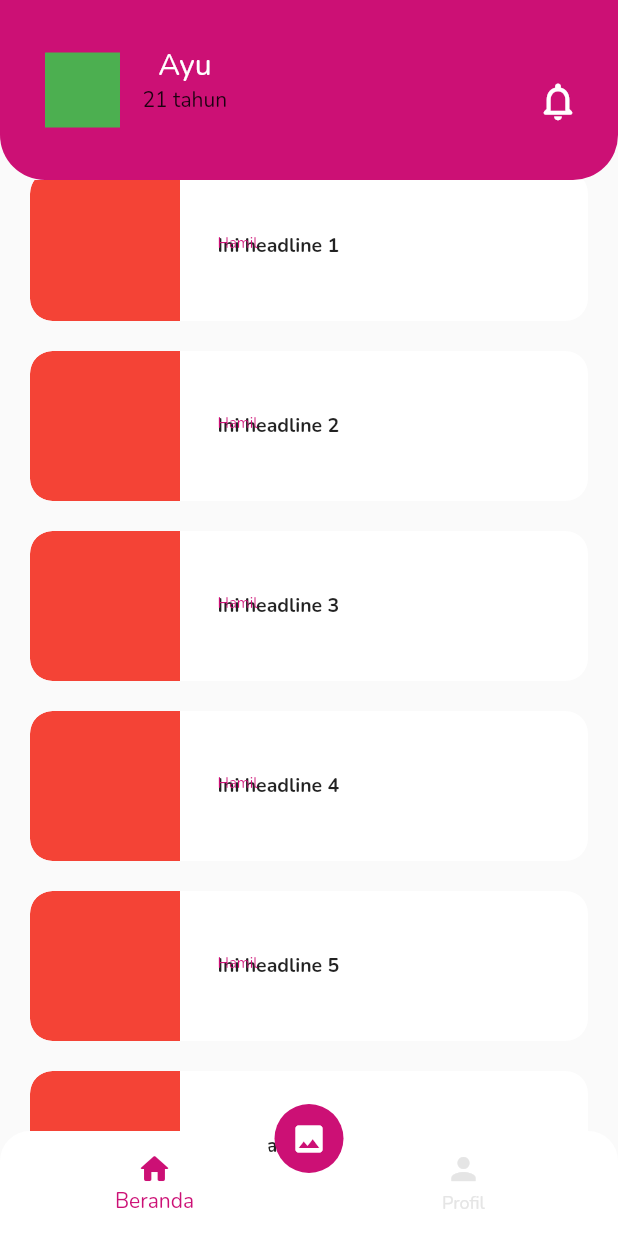
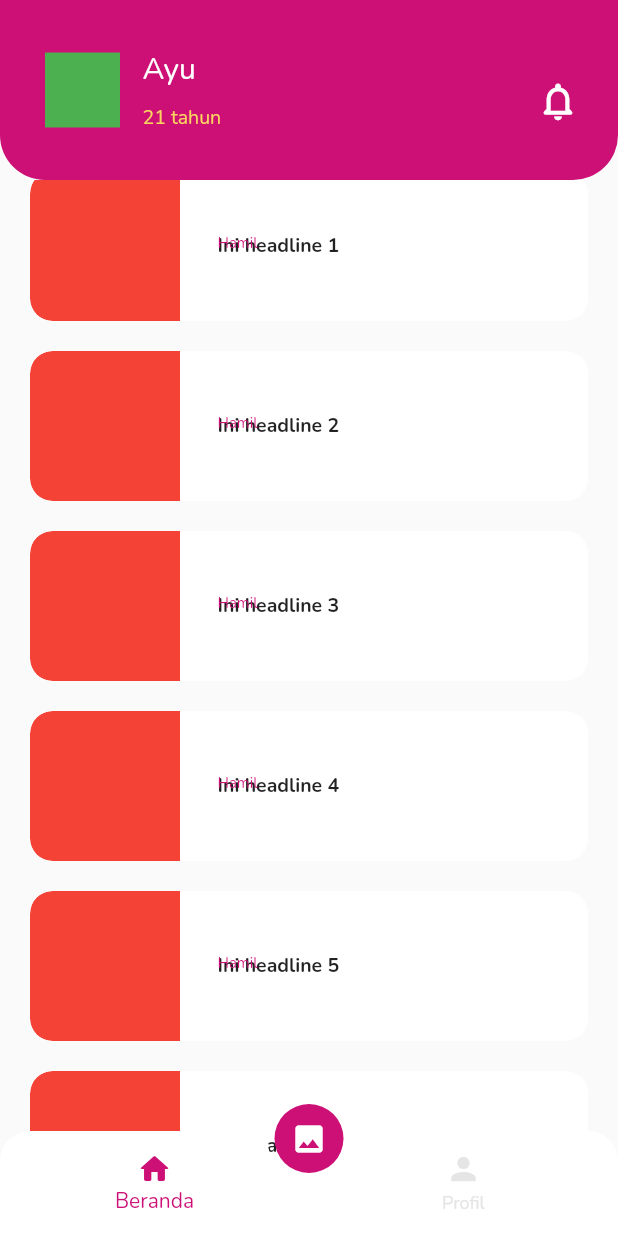
Before and after one commit to YogaCr/sibunda_app, a Flutter app: the screen it shows after launch, scrolled down 576 dp, on a phone screen of 412 x 824 dp. Run offline on Flutter 3.47's test engine with Material 2 defaults, Android fonts, the phone set to English and light mode, and no system bars; our stand-ins replace dio, email_validator, equatable, flutter_bloc, flutter_dotenv, flutter_svg and 1 more; missing offline and left inert: shared_preferences_web.

Commit message:
Some view config in HomePage

```diff
--- a/modules/common/lib/res/theme/colors.dart
+++ b/modules/common/lib/res/theme/colors.dart
@@ -33,6 +33,7 @@ const red = Color(0xFFB00020);
 const red_warning = Color(0xFFF6EBEB);
 const green_calm = Color(0xFF3E9D9D);
 const green_safe = Color(0xFFD0F1BB);
+const yellow = Color(0xFFFBD460);
 
 final colorPrimary = pink_300;
 final colorPrimaryVariant = pink_500;
--- a/modules/common/lib/ui/widget/custom_top_nav_bar.dart
+++ b/modules/common/lib/ui/widget/custom_top_nav_bar.dart
@@ -101,11 +101,18 @@ class RoundedTopNavBarProfile extends StatelessWidget {
   @override
   Widget build(BuildContext context) {
 
-    final txtChildren = List.generate(1, (index) => Text(name, style: SibTextStyles.size_plus_2_colorOnPrimary,));
-    if(desc != null)
+    final txtChildren = List<Widget>.generate(1, (index) => Text(name, style: SibTextStyles.size_plus_2_colorOnPrimary,));
+    if(desc != null){
       txtChildren.add(
-        Text(desc!),
+        Container(
+          margin: EdgeInsets.only(top: 10,),
+          child: Text(
+            desc!,
+            style: SibTextStyles.size_min_1.copyWith(color: yellow),
+          ),
+        ),
       );
+    }
 
     final actionBtnChild = (actionBtn != null)
       ? InkWell(
@@ -132,6 +139,8 @@ class RoundedTopNavBarProfile extends StatelessWidget {
                     ),
                   ),
                   Column(
+                    crossAxisAlignment: CrossAxisAlignment.start,
+                    mainAxisAlignment: MainAxisAlignment.center,
                     children: txtChildren,
                   ),
                 ],
```
